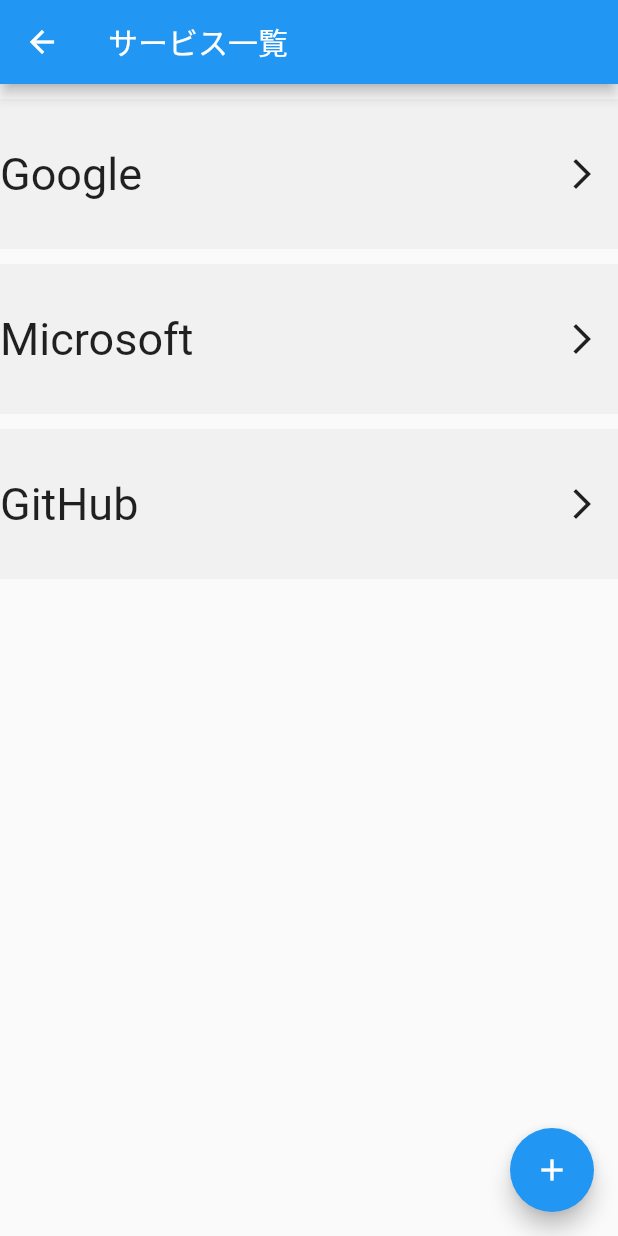
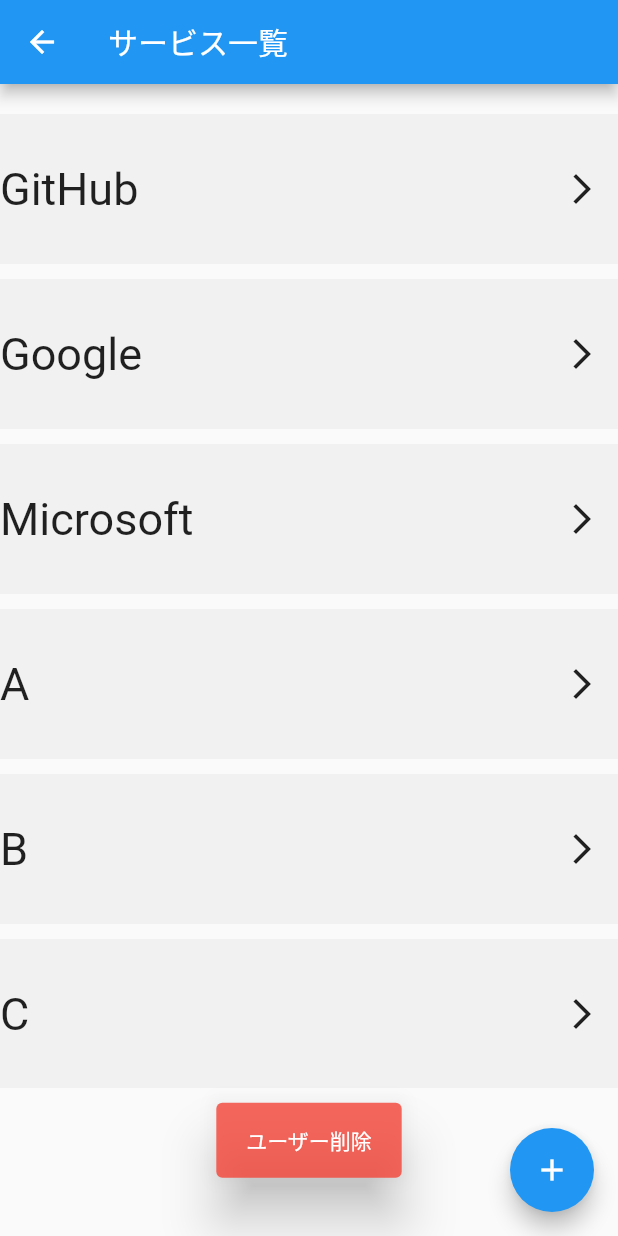
Before and after one commit to AyanaAkutsu/PasswordManager, a Flutter app: the ListScreen screen opened directly, on a phone screen of 412 x 824 dp. Run offline on Flutter 3.47's test engine with Material 2 defaults, Android fonts, the phone set to English and light mode, and no system bars; missing offline and left inert: dart:html.

Commit message:
管理者用のトップ画面を作成

```diff
--- a/password_manager/lib/list.dart
+++ b/password_manager/lib/list.dart
@@ -8,6 +8,19 @@ class ListScreen extends StatefulWidget {
 }
 
 class _ListScreenState extends State<ListScreen> {
+
+  List service = [
+    'GitHub',
+    'Google',
+    'Microsoft',
+    'A',
+    'B',
+    'C',
+    'D',
+    'E',
+    'F',
+  ];
+
   int _counter = 0;
 
   void _incrementCounter() {
@@ -22,25 +35,32 @@ class _ListScreenState extends State<ListScreen> {
 
     return Scaffold(
       appBar: AppBar(
-        title: Text('サービス一覧'),
+        title: const Text('サービス一覧'),
       ),
       body: Center(
-        child: Column(
+        child: Column (
           children: [
             Container(
+              width: MediaQuery.of(context).size.width * 1,
+              height: MediaQuery.of(context).size.height * 0.8,
+              margin: const EdgeInsets.only(top: 10, bottom: 10),
+              child: ListView.builder(
+                itemCount: service.length,
+                itemBuilder: (BuildContext context, int index) {
+                  return Container(
                     height: 100,
                     width: MediaQuery.of(context).size.width * 1,
                     color: Colors.grey.withOpacity(0.1),
-              margin: EdgeInsets.only(top: 10),
+                    margin: const EdgeInsets.only(top: 10),
                     child: Row(
                       children: [
                         Container(
                           alignment: Alignment.centerLeft,
                           height: 100,
                           width: MediaQuery.of(context).size.width * 0.4,
-                    child: const Text(
-                      'Google',
-                      style: TextStyle(
+                          child: Text(
+                            service[index],
+                            style: const TextStyle(
                               fontSize: 30,
                             ),
                           ),
@@ -50,72 +70,31 @@ class _ListScreenState extends State<ListScreen> {
                           height: 100,
                           width: MediaQuery.of(context).size.width * 0.6,
                           child: IconButton(
-                      icon: Icon(Icons.arrow_forward_ios),
+                            icon: const Icon(Icons.arrow_forward_ios),
                             onPressed: _incrementCounter,
                           ),
                         ),
                       ],
                     )
-            ),
-            Container(
-              height: 100,
-              width: MediaQuery.of(context).size.width * 1,
-              color: Colors.grey.withOpacity(0.1),
-              margin: EdgeInsets.only(top: 10),
-              child: Row(
-                children: [
-                  Container(
-                    alignment: Alignment.centerLeft,
-                    height: 100,
-                    width: MediaQuery.of(context).size.width * 0.4,
-                    child: const Text(
-                      'Microsoft',
-                      style: TextStyle(
-                        fontSize: 30,
+                  );
+                }
               ),
             ),
+            //ここは管理者画面から来た場合のみ表示
+            SizedBox(
+              width: MediaQuery.of(context).size.width * 0.3,
+              height: 50,
+              child: ElevatedButton(
+                child: const Text('ユーザー削除'),
+                style: ElevatedButton.styleFrom(
+                  primary: Colors.red.withOpacity(0.8),
+                  onPrimary: Colors.white,
+                  elevation: 15,
                 ),
-                  Container(
-                    alignment: Alignment.centerRight,
-                    height: 100,
-                    width: MediaQuery.of(context).size.width * 0.6,
-                    child: IconButton(
-                      icon: Icon(Icons.arrow_forward_ios),
-                      onPressed: _incrementCounter,
+                onPressed: (() {
+                  _counter = 0;
+                })
               ),
-                  ),
-                ],
-              )
-            ),
-            Container(
-              height: 100,
-              width: MediaQuery.of(context).size.width * 1,
-              color: Colors.grey.withOpacity(0.1),
-              margin: EdgeInsets.only(top: 10),
-              child: Row(
-                children: [
-                  Container(
-                    alignment: Alignment.centerLeft,
-                    height: 100,
-                    width: MediaQuery.of(context).size.width * 0.4,
-                    child: const Text(
-                      'GitHub',
-                      style: TextStyle(
-                        fontSize: 30,
-                      ),
-                    ),
-                  ),
-                  Container(
-                    alignment: Alignment.centerRight,
-                    height: 100,
-                    width: MediaQuery.of(context).size.width * 0.6,
-                    child: IconButton(
-                      icon: Icon(Icons.arrow_forward_ios),
-                      onPressed: _incrementCounter,
-                    ),
-                  ),
-                ],
-              )
             ),
           ]
         ),
--- a/password_manager/lib/main.dart
+++ b/password_manager/lib/main.dart
@@ -4,6 +4,7 @@ import 'package:password_manager/serviceRegister.dart';
 import 'package:password_manager/view.dart';
 import 'list.dart';
 import 'userList.dart';
+import 'adminTop.dart';
 
 void main() {
   runApp(const MyApp());
@@ -22,7 +23,8 @@ class MyApp extends StatelessWidget {
       //home: const ServiceRegisterScreen(),
       //home: const ListScreen(),
       //home:  const ViewScreenState(title: 'Flutter Demo Home Page'),
-      home: const UserListScreen(),
+      //home: const UserListScreen(),
+      home: const AdminScreen(),
     );
   }
 }
```
Also changed, not shown: password_manager/lib/adminTop.dart (added, +59 -0 lines). Lines whose indentation alone changed are shown as unchanged.
